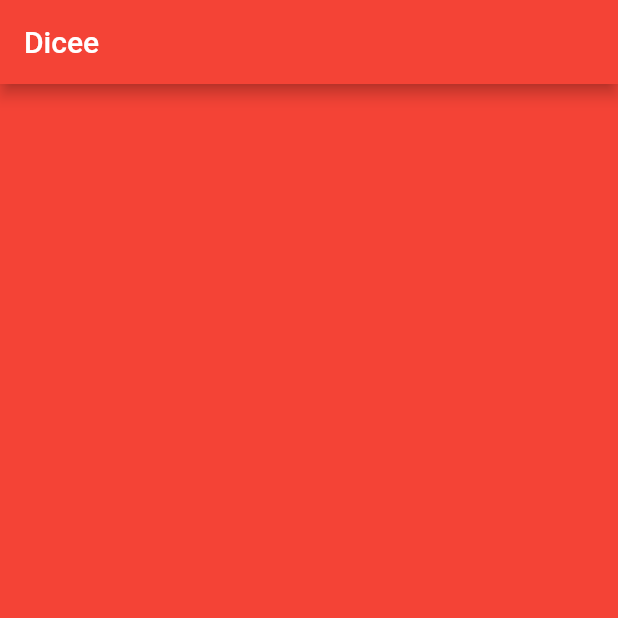
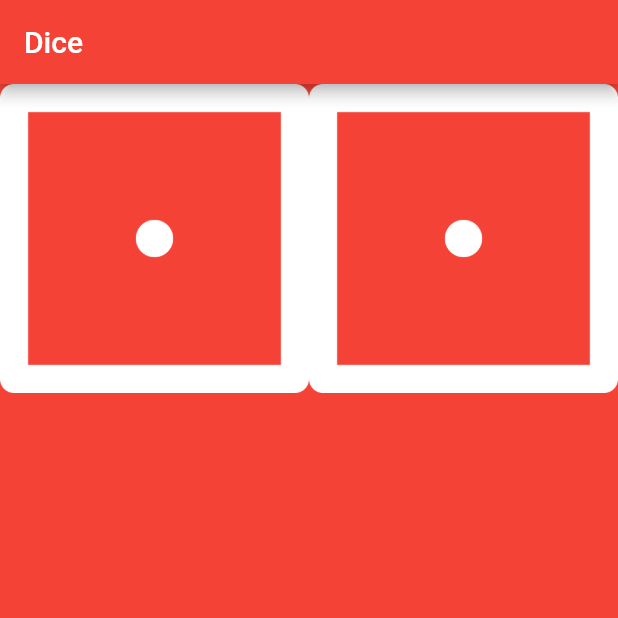
Before and after one commit to Jagateesvaran/dice-flutter, a Flutter app: the screen it shows after launch, on a phone screen of 412 x 824 dp, the top half of it. Run offline on Flutter 3.47's test engine with Material 2 defaults, Android fonts, the phone set to English and light mode, and no system bars.

Commit message:
Update Main.dart

```diff
--- a/lib/main.dart
+++ b/lib/main.dart
@@ -1,3 +1,5 @@
+import 'dart:io';
+
 import 'package:flutter/material.dart';
 
 void main() {
@@ -6,7 +8,7 @@ void main() {
       home: Scaffold(
         backgroundColor: Colors.red,
         appBar: AppBar(
-          title: Text('Dicee'),
+          title: Text('Dice'),
           backgroundColor: Colors.red,
         ),
         body: DicePage(),
@@ -18,6 +20,21 @@ void main() {
 class DicePage extends StatelessWidget {
   @override
   Widget build(BuildContext context) {
-    return Container();
+    return Row(
+      children: <Widget>[
+       Expanded(
+         flex: 1,
+         child: Image(
+           image: AssetImage('images/dice1.png'),
+         ),
+       ),
+        Expanded(
+          flex: 1,
+          child: Image(
+            image: AssetImage('images/dice1.png'),
+          ),
+        ),
+      ],
+    );
   }
 }
```
